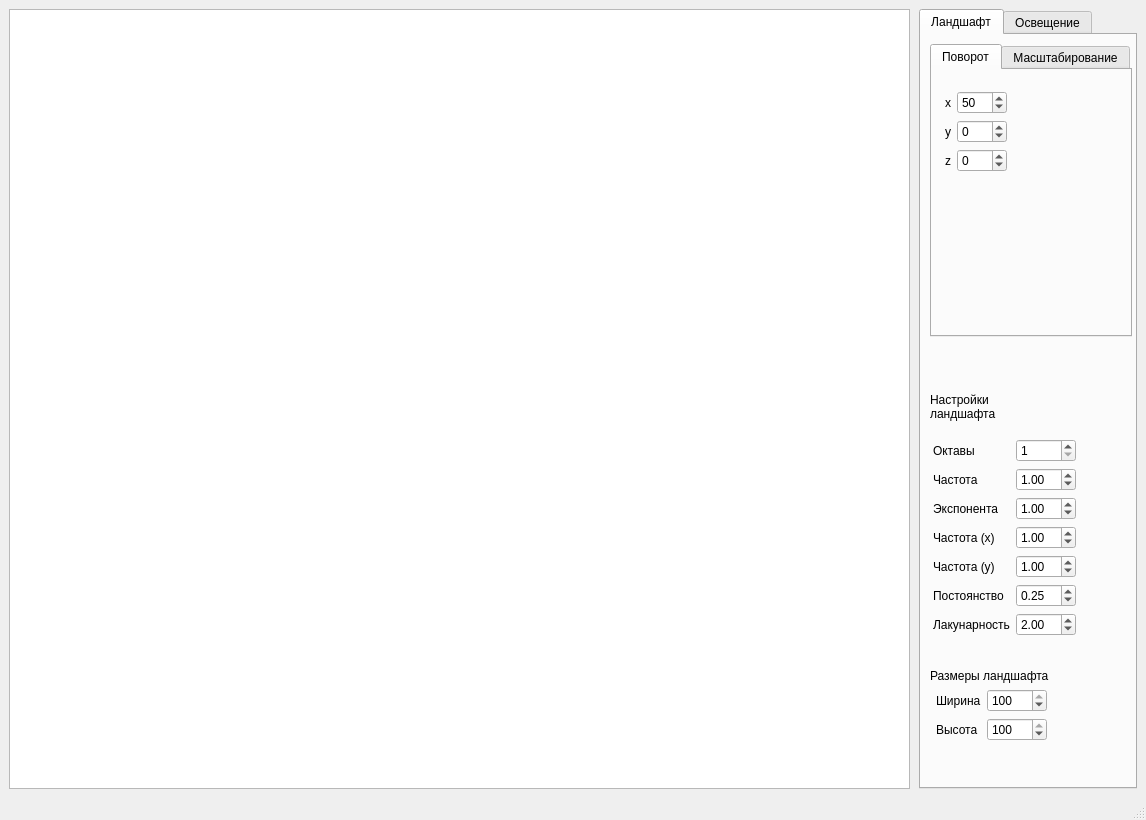
Before: the Qt Designer form cg_course/interface/mainwindow.ui in leontartykov/terrain_cg_course_project, drawn with Qt 5.
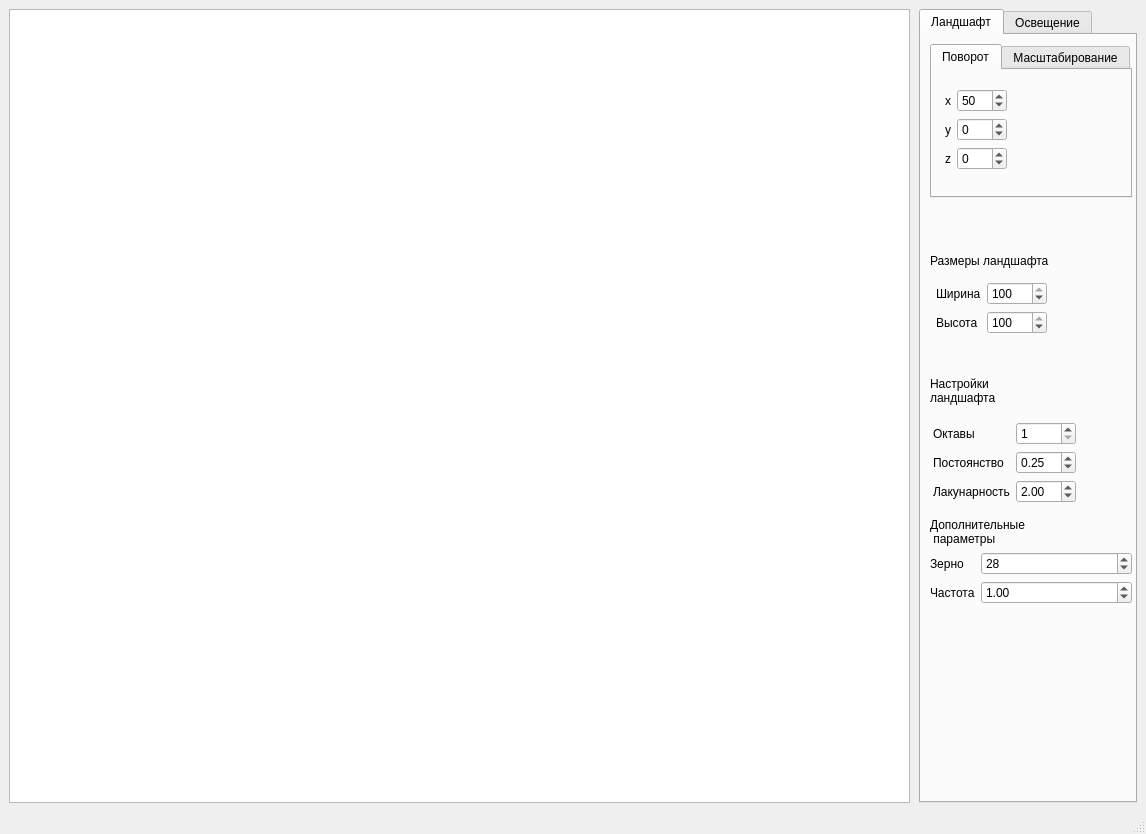
After: the same form once the commit is applied.

Commit message: Добавлены параметры для зерна и частоты

```diff
--- a/cg_course/interface/mainwindow.ui
+++ b/cg_course/interface/mainwindow.ui
@@ -7,7 +7,7 @@
     <x>0</x>
     <y>0</y>
     <width>1146</width>
-    <height>820</height>
+    <height>834</height>
    </rect>
   </property>
   <property name="windowTitle">
@@ -104,7 +104,7 @@
                  <number>4</number>
                 </property>
                 <property name="topMargin">
-                 <number>12</number>
+                 <number>10</number>
                 </property>
                 <property name="rightMargin">
                  <number>0</number>
@@ -270,6 +270,87 @@
             </property>
            </spacer>
           </item>
+          <item>
+           <widget class="QLabel" name="label_14">
+            <property name="maximumSize">
+             <size>
+              <width>200</width>
+              <height>16777215</height>
+             </size>
+            </property>
+            <property name="text">
+             <string>Размеры ландшафта</string>
+            </property>
+           </widget>
+          </item>
+          <item>
+           <layout class="QFormLayout" name="formLayout_2">
+            <property name="leftMargin">
+             <number>6</number>
+            </property>
+            <property name="topMargin">
+             <number>8</number>
+            </property>
+            <property name="rightMargin">
+             <number>29</number>
+            </property>
+            <property name="bottomMargin">
+             <number>37</number>
+            </property>
+            <item row="0" column="0">
+             <widget class="QLabel" name="label_15">
+              <property name="text">
+               <string>Ширина</string>
+              </property>
+             </widget>
+            </item>
+            <item row="0" column="1">
+             <widget class="QSpinBox" name="spinbox_width_landscape">
+              <property name="maximumSize">
+               <size>
+                <width>60</width>
+                <height>16777215</height>
+               </size>
+              </property>
+              <property name="minimum">
+               <number>1</number>
+              </property>
+              <property name="maximum">
+               <number>100</number>
+              </property>
+              <property name="value">
+               <number>100</number>
+              </property>
+             </widget>
+            </item>
+            <item row="1" column="1">
+             <widget class="QSpinBox" name="spinbox_height_landscape">
+              <property name="maximumSize">
+               <size>
+                <width>60</width>
+                <height>16777215</height>
+               </size>
+              </property>
+              <property name="minimum">
+               <number>5</number>
+              </property>
+              <property name="maximum">
+               <number>100</number>
+              </property>
+              <property name="value">
+               <number>100</number>
+              </property>
+             </widget>
+            </item>
+            <item row="1" column="0">
+             <widget class="QLabel" name="label_16">
+              <property name="text">
+               <string>Высота</string>
+              </property>
+             </widget>
+            </item>
+           </layout>
+          </item>
           <item>
            <widget class="QLabel" name="label_5">
             <property name="maximumSize">
@@ -290,13 +371,13 @@
              <number>3</number>
             </property>
             <property name="topMargin">
-             <number>12</number>
+             <number>11</number>
             </property>
             <property name="rightMargin">
              <number>1</number>
             </property>
             <property name="bottomMargin">
-             <number>27</number>
+             <number>9</number>
             </property>
             <item row="0" column="0">
              <widget class="QLabel" name="label_6">
@@ -325,112 +406,13 @@
              </widget>
             </item>
             <item row="1" column="0">
-             <widget class="QLabel" name="label_8">
-              <property name="text">
-               <string>Частота</string>
-              </property>
-             </widget>
-            </item>
-            <item row="1" column="1">
-             <widget class="QDoubleSpinBox" name="spinbox_frequency">
-              <property name="minimumSize">
-               <size>
-                <width>60</width>
-                <height>0</height>
-               </size>
-              </property>
-              <property name="maximumSize">
-               <size>
-                <width>50</width>
-                <height>16777215</height>
-               </size>
-              </property>
-              <property name="minimum">
-               <double>0.100000000000000</double>
-              </property>
-              <property name="maximum">
-               <double>20.000000000000000</double>
-              </property>
-              <property name="singleStep">
-               <double>0.100000000000000</double>
-              </property>
-              <property name="value">
-               <double>1.000000000000000</double>
-              </property>
-             </widget>
-            </item>
-            <item row="2" column="0">
-             <widget class="QLabel" name="label_9">
-              <property name="text">
-               <string>Экспонента</string>
-              </property>
-             </widget>
-            </item>
-            <item row="2" column="1">
-             <widget class="QDoubleSpinBox" name="spinbox_exp">
-              <property name="minimumSize">
-               <size>
-                <width>60</width>
-                <height>0</height>
-               </size>
-              </property>
-              <property name="maximumSize">
-               <size>
-                <width>60</width>
-                <height>16777215</height>
-               </size>
-              </property>
-              <property name="minimum">
-               <double>0.100000000000000</double>
-              </property>
-              <property name="maximum">
-               <double>10.000000000000000</double>
-              </property>
-              <property name="singleStep">
-               <double>0.100000000000000</double>
-              </property>
-              <property name="value">
-               <double>1.000000000000000</double>
-              </property>
-             </widget>
-            </item>
-            <item row="3" column="0">
-             <widget class="QLabel" name="label_12">
-              <property name="text">
-               <string>Частота (х)</string>
-              </property>
-             </widget>
-            </item>
-            <item row="3" column="1">
-             <widget class="QDoubleSpinBox" name="spinbox_frequency_x">
-              <property name="maximumSize">
-               <size>
-                <width>60</width>
-                <height>16777215</height>
-               </size>
-              </property>
-              <property name="minimum">
-               <double>0.100000000000000</double>
-              </property>
-              <property name="maximum">
-               <double>5.000000000000000</double>
-              </property>
-              <property name="singleStep">
-               <double>0.100000000000000</double>
-              </property>
-              <property name="value">
-               <double>1.000000000000000</double>
-              </property>
-             </widget>
-            </item>
-            <item row="5" column="0">
              <widget class="QLabel" name="label_10">
               <property name="text">
                <string>Постоянство</string>
               </property>
              </widget>
             </item>
-            <item row="5" column="1">
+            <item row="1" column="1">
              <widget class="QDoubleSpinBox" name="spinbox_gain">
               <property name="minimumSize">
                <size>
@@ -455,14 +437,14 @@
               </property>
              </widget>
             </item>
-            <item row="6" column="0">
+            <item row="2" column="0">
              <widget class="QLabel" name="label_11">
               <property name="text">
                <string>Лакунарность</string>
               </property>
              </widget>
             </item>
-            <item row="6" column="1">
+            <item row="2" column="1">
              <widget class="QDoubleSpinBox" name="spinbox_lacunarity">
               <property name="maximumSize">
                <size>
@@ -481,73 +463,33 @@
               </property>
              </widget>
             </item>
-            <item row="4" column="0">
-             <widget class="QLabel" name="label_13">
-              <property name="text">
-               <string>Частота (у)</string>
-              </property>
-             </widget>
-            </item>
-            <item row="4" column="1">
-             <widget class="QDoubleSpinBox" name="spinbox_frequency_y">
-              <property name="maximumSize">
-               <size>
-                <width>60</width>
-                <height>16777215</height>
-               </size>
-              </property>
-              <property name="minimum">
-               <double>0.100000000000000</double>
-              </property>
-              <property name="maximum">
-               <double>5.000000000000000</double>
-              </property>
-              <property name="singleStep">
-               <double>0.100000000000000</double>
-              </property>
-              <property name="value">
-               <double>1.000000000000000</double>
-              </property>
-             </widget>
-            </item>
            </layout>
           </item>
           <item>
-           <widget class="QLabel" name="label_14">
-            <property name="maximumSize">
-             <size>
-              <width>200</width>
-              <height>16777215</height>
-             </size>
-            </property>
+           <widget class="QLabel" name="label_8">
             <property name="text">
-             <string>Размеры ландшафта</string>
+             <string>Дополнительные 
+ параметры</string>
             </property>
            </widget>
           </item>
           <item>
-           <layout class="QFormLayout" name="formLayout_2">
-            <property name="leftMargin">
-             <number>6</number>
-            </property>
-            <property name="rightMargin">
-             <number>23</number>
-            </property>
+           <layout class="QFormLayout" name="formLayout_6">
             <property name="bottomMargin">
-             <number>37</number>
+             <number>34</number>
             </property>
             <item row="0" column="0">
-             <widget class="QLabel" name="label_15">
+             <widget class="QLabel" name="label_7">
               <property name="text">
-               <string>Ширина</string>
+               <string>Зерно</string>
               </property>
              </widget>
             </item>
             <item row="0" column="1">
-             <widget class="QSpinBox" name="spinbox_width_landscape">
+             <widget class="QSpinBox" name="spinbox_seed">
               <property name="maximumSize">
                <size>
-                <width>60</width>
+                <width>200</width>
                 <height>16777215</height>
                </size>
               </property>
@@ -555,41 +497,54 @@
                <number>1</number>
               </property>
               <property name="maximum">
-               <number>100</number>
+               <number>10000</number>
               </property>
               <property name="value">
-               <number>100</number>
-              </property>
-             </widget>
-            </item>
-            <item row="1" column="1">
-             <widget class="QSpinBox" name="spinbox_height_landscape">
-              <property name="maximumSize">
-               <size>
-                <width>60</width>
-                <height>16777215</height>
-               </size>
-              </property>
-              <property name="minimum">
-               <number>5</number>
-              </property>
-              <property name="maximum">
-               <number>100</number>
-              </property>
-              <property name="value">
-               <number>100</number>
+               <number>28</number>
               </property>
              </widget>
             </item>
             <item row="1" column="0">
-             <widget class="QLabel" name="label_16">
+             <widget class="QLabel" name="label_9">
               <property name="text">
-               <string>Высота</string>
+               <string>Частота</string>
+              </property>
+             </widget>
+            </item>
+            <item row="1" column="1">
+             <widget class="QDoubleSpinBox" name="spinbox_frequency">
+              <property name="minimum">
+               <double>0.000000000000000</double>
+              </property>
+              <property name="maximum">
+               <double>5.000000000000000</double>
+              </property>
+              <property name="singleStep">
+               <double>0.100000000000000</double>
+              </property>
+              <property name="value">
+               <double>1.000000000000000</double>
               </property>
              </widget>
             </item>
            </layout>
           </item>
+          <item>
+           <spacer name="verticalSpacer">
+            <property name="orientation">
+             <enum>Qt::Vertical</enum>
+            </property>
+            <property name="sizeType">
+             <enum>QSizePolicy::MinimumExpanding</enum>
+            </property>
+            <property name="sizeHint" stdset="0">
+             <size>
+              <width>20</width>
+              <height>42</height>
+             </size>
+            </property>
+           </spacer>
+          </item>
          </layout>
         </widget>
         <widget class="QWidget" name="tab_2">
```
The commit also changes 4 other files.
